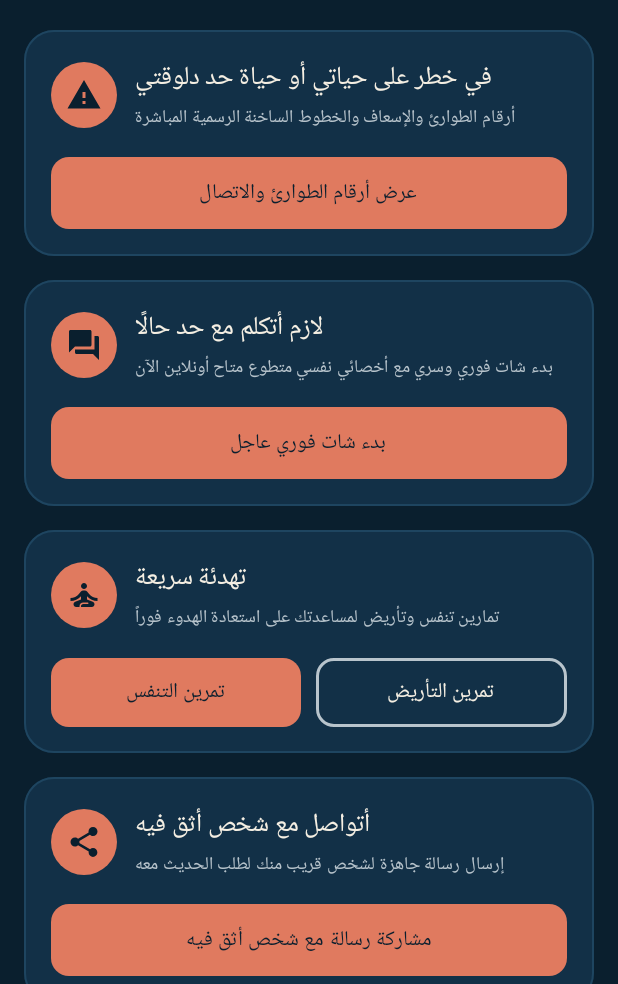
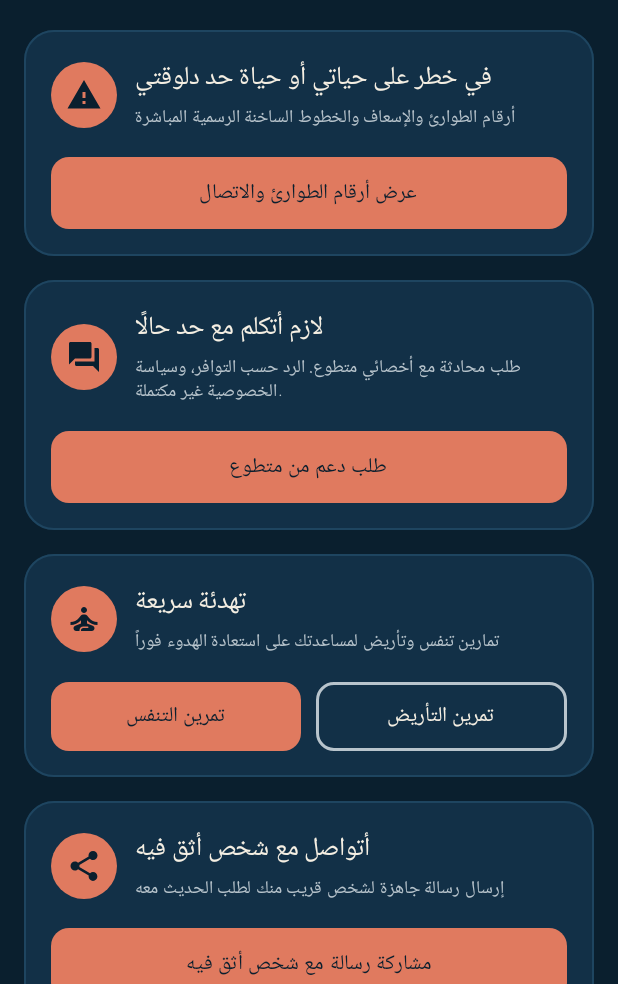
Before and after one commit to AhmedAbdoRH/MadarApp-, an Android app built with Jetpack Compose: the composable UrgentAssistanceScreen shown on its own in the app's theme, on a phone screen of 412 x 824 dp, the part 252-1236 px from its top. Run offline under Robolectric (Android 15) with nearby library versions, the phone set to English and light mode, and no system bars; 11 statements that could not run were skipped.

Commit message:
Improve reviewed UX: UrgentAssistanceScreen.kt

```diff
--- a/app/src/main/java/com/example/ui/screens/UrgentAssistanceScreen.kt
+++ b/app/src/main/java/com/example/ui/screens/UrgentAssistanceScreen.kt
@@ -158,9 +158,9 @@ fun UrgentAssistanceScreen(
             // Card 2: لازم أتكلم مع حد حالًا
             UrgentActionCard(
                 title = "لازم أتكلم مع حد حالًا",
-                subtitle = "بدء شات فوري وسري مع أخصائي نفسي متطوع متاح أونلاين الآن",
+                subtitle = "طلب محادثة مع أخصائي متطوع. الرد حسب التوافر، وسياسة الخصوصية غير مكتملة.",
                 icon = Icons.Default.Forum,
-                buttonText = "بدء شات فوري عاجل",
+                buttonText = "طلب دعم من متطوع",
                 onClick = {
                     if (hasAvailableSpecialists) {
                         onStartUrgentChat()
```
